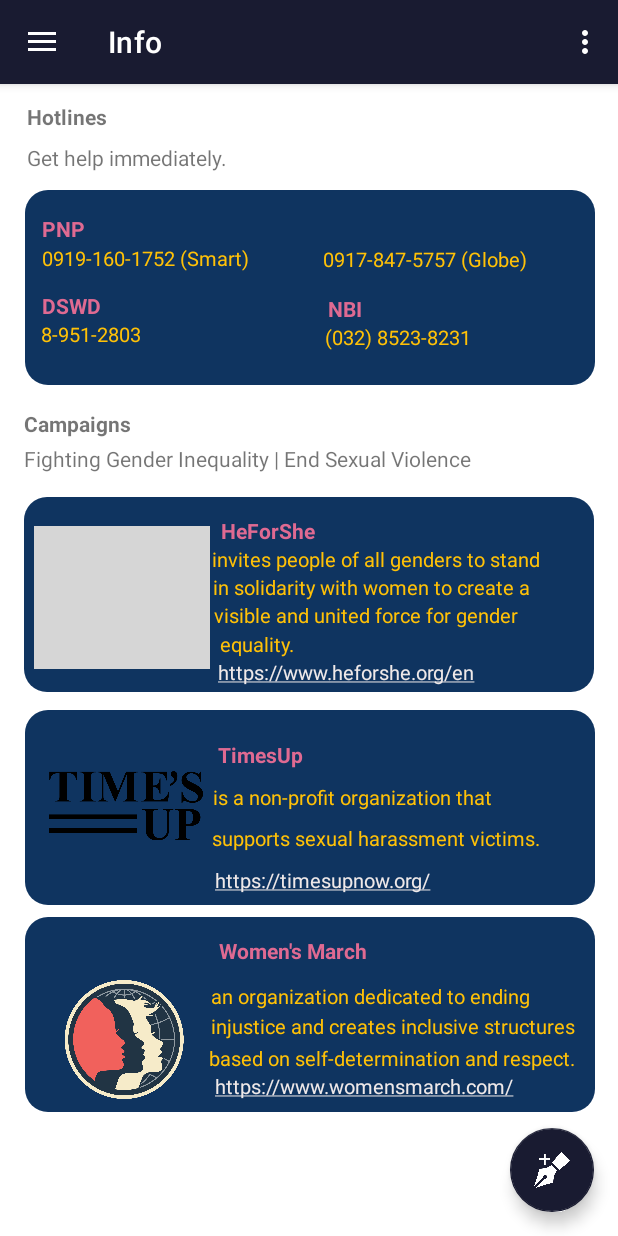
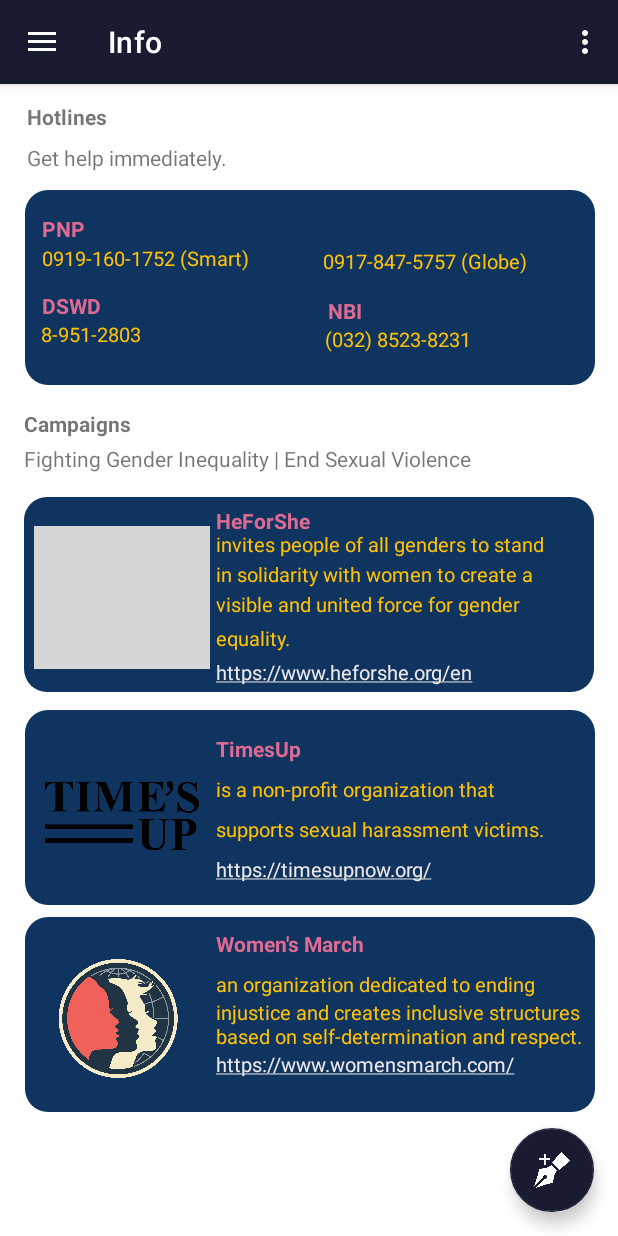
Before and after one commit to rogercnyn/iRespond-Android, an Android app: the InfoFragment screen opened through its navigation route, on a phone screen of 412 x 824 dp. Run offline under Robolectric (Android 15) with nearby library versions, the phone set to English and light mode, and no system bars; our stand-ins replace navigation-ui; grey boxes are pictures that could not be loaded.

Commit message:
fix constraints ulit

```diff
--- a/App/app/src/main/res/layout/fragment_info.xml
+++ b/App/app/src/main/res/layout/fragment_info.xml
@@ -105,10 +105,10 @@
         android:textStyle="bold"
         app:layout_constraintBottom_toBottomOf="parent"
         app:layout_constraintEnd_toEndOf="parent"
-        app:layout_constraintHorizontal_bias="0.422"
+        app:layout_constraintHorizontal_bias="0.413"
         app:layout_constraintStart_toStartOf="parent"
         app:layout_constraintTop_toTopOf="@+id/bg_campaign1"
-        app:layout_constraintVertical_bias="0.027" />
+        app:layout_constraintVertical_bias="0.013" />
 
     <TextView
         android:id="@+id/textView34"
@@ -154,15 +154,13 @@
         android:id="@+id/textView17"
         android:layout_width="wrap_content"
         android:layout_height="wrap_content"
+        android:layout_marginStart="144dp"
+        android:layout_marginTop="16dp"
         android:text="invites people of all genders to stand"
         android:textColor="#FFC107"
         android:textSize="13sp"
-        app:layout_constraintBottom_toBottomOf="parent"
-        app:layout_constraintEnd_toEndOf="parent"
-        app:layout_constraintHorizontal_bias="0.731"
         app:layout_constraintStart_toStartOf="parent"
-        app:layout_constraintTop_toBottomOf="@+id/textView6"
-        app:layout_constraintVertical_bias="0.0" />
+        app:layout_constraintTop_toTopOf="@+id/textView6" />
 
     <TextView
         android:id="@+id/textView35"
@@ -216,200 +214,171 @@
         app:layout_constraintHorizontal_bias="0.781"
         app:layout_constraintStart_toStartOf="parent"
         app:layout_constraintTop_toTopOf="@+id/bg_hotline"
-        app:layout_constraintVertical_bias="0.054" />
+        app:layout_constraintVertical_bias="0.056" />
 
     <TextView
         android:id="@+id/textView21"
         android:layout_width="wrap_content"
         android:layout_height="wrap_content"
+        android:layout_marginStart="144dp"
+        android:layout_marginTop="8dp"
         android:text="is a non-profit organization that"
         android:textColor="#FFC107"
         android:textSize="13sp"
-        app:layout_constraintBottom_toBottomOf="parent"
-        app:layout_constraintEnd_toEndOf="parent"
-        app:layout_constraintHorizontal_bias="0.627"
         app:layout_constraintStart_toStartOf="parent"
-        app:layout_constraintTop_toBottomOf="@+id/textView13"
-        app:layout_constraintVertical_bias="0.031" />
+        app:layout_constraintTop_toBottomOf="@+id/textView13" />
 
     <TextView
         android:id="@+id/textView25"
         android:layout_width="wrap_content"
         android:layout_height="wrap_content"
+        android:layout_marginStart="144dp"
+        android:layout_marginTop="8dp"
         android:text="an organization dedicated to ending"
         android:textColor="#FFC107"
         android:textSize="13sp"
-        app:layout_constraintBottom_toBottomOf="parent"
-        app:layout_constraintEnd_toEndOf="parent"
-        app:layout_constraintHorizontal_bias="0.707"
         app:layout_constraintStart_toStartOf="parent"
-        app:layout_constraintTop_toBottomOf="@+id/textView15"
-        app:layout_constraintVertical_bias="0.072" />
+        app:layout_constraintTop_toBottomOf="@+id/textView15" />
 
     <TextView
         android:id="@+id/textView27"
         android:layout_width="wrap_content"
         android:layout_height="wrap_content"
+        android:layout_marginStart="144dp"
         android:text="injustice and creates inclusive structures"
         android:textColor="#FFC107"
         android:textSize="13sp"
-        app:layout_constraintBottom_toBottomOf="parent"
-        app:layout_constraintEnd_toEndOf="parent"
-        app:layout_constraintHorizontal_bias="0.829"
         app:layout_constraintStart_toStartOf="parent"
-        app:layout_constraintTop_toBottomOf="@+id/textView25"
-        app:layout_constraintVertical_bias="0.01" />
+        app:layout_constraintTop_toBottomOf="@+id/textView25" />
 
     <TextView
         android:id="@+id/textView23"
         android:layout_width="wrap_content"
         android:layout_height="wrap_content"
+        android:layout_marginStart="144dp"
+        android:layout_marginTop="8dp"
         android:text="supports sexual harassment victims."
         android:textColor="#FFC107"
         android:textSize="13sp"
-        app:layout_constraintBottom_toBottomOf="parent"
-        app:layout_constraintEnd_toEndOf="parent"
-        app:layout_constraintHorizontal_bias="0.732"
         app:layout_constraintStart_toStartOf="parent"
-        app:layout_constraintTop_toBottomOf="@+id/textView21"
-        app:layout_constraintVertical_bias="0.033" />
+        app:layout_constraintTop_toBottomOf="@+id/textView21" />
 
     <TextView
         android:id="@+id/textView18"
         android:layout_width="wrap_content"
         android:layout_height="wrap_content"
+        android:layout_marginStart="144dp"
+        android:layout_marginTop="20dp"
         android:text="in solidarity with women to create a"
         android:textColor="#FFC107"
         android:textSize="13sp"
-        app:layout_constraintBottom_toBottomOf="parent"
-        app:layout_constraintEnd_toEndOf="parent"
-        app:layout_constraintHorizontal_bias="0.706"
         app:layout_constraintStart_toStartOf="parent"
-        app:layout_constraintTop_toBottomOf="@+id/textView17"
-        app:layout_constraintVertical_bias="0.0" />
+        app:layout_constraintTop_toTopOf="@+id/textView17" />
 
     <TextView
         android:id="@+id/textView19"
         android:layout_width="wrap_content"
         android:layout_height="wrap_content"
+        android:layout_marginStart="144dp"
+        android:layout_marginTop="20dp"
         android:text="visible and united force for gender"
         android:textColor="#FFC107"
         android:textSize="13sp"
-        app:layout_constraintBottom_toBottomOf="parent"
-        app:layout_constraintEnd_toEndOf="parent"
-        app:layout_constraintHorizontal_bias="0.68"
         app:layout_constraintStart_toStartOf="parent"
-        app:layout_constraintTop_toBottomOf="@+id/textView18"
-        app:layout_constraintVertical_bias="0.0" />
+        app:layout_constraintTop_toTopOf="@+id/textView18" />
 
     <TextView
         android:id="@+id/textView20"
         android:layout_width="wrap_content"
         android:layout_height="wrap_content"
-        android:layout_marginTop="19dp"
+        android:layout_marginStart="144dp"
+        android:layout_marginTop="4dp"
         android:text="equality."
         android:textColor="#FFC107"
         android:textSize="13sp"
-        app:layout_constraintBottom_toBottomOf="parent"
-        app:layout_constraintEnd_toEndOf="parent"
-        app:layout_constraintHorizontal_bias="0.404"
         app:layout_constraintStart_toStartOf="parent"
-        app:layout_constraintTop_toTopOf="@+id/textView19"
-        app:layout_constraintVertical_bias="0.0" />
+        app:layout_constraintTop_toBottomOf="@+id/textView19" />
 
     <TextView
         android:id="@+id/textView33"
         android:layout_width="wrap_content"
         android:layout_height="wrap_content"
-        android:layout_marginTop="21dp"
+        android:layout_marginStart="144dp"
+        android:layout_marginTop="16dp"
         android:text="based on self-determination and respect."
         android:textColor="#FFC107"
         android:textSize="13sp"
-        app:layout_constraintBottom_toBottomOf="parent"
-        app:layout_constraintEnd_toEndOf="parent"
-        app:layout_constraintHorizontal_bias="0.828"
         app:layout_constraintStart_toStartOf="parent"
-        app:layout_constraintTop_toTopOf="@+id/textView27"
-        app:layout_constraintVertical_bias="0.0" />
+        app:layout_constraintTop_toBottomOf="@+id/textView25" />
 
     <TextView
         android:id="@+id/textView22"
         android:layout_width="wrap_content"
         android:layout_height="wrap_content"
+        android:layout_marginStart="144dp"
+        android:layout_marginTop="4dp"
         android:autoLink="web"
         android:text="https://www.heforshe.org/en"
         android:textColor="#FFC107"
         android:textColorHighlight="#F6F2F2"
         android:textColorLink="#EFE9E9"
         android:textSize="13sp"
-        app:layout_constraintBottom_toBottomOf="@+id/textView26"
-        app:layout_constraintEnd_toEndOf="parent"
-        app:layout_constraintHorizontal_bias="0.604"
         app:layout_constraintStart_toStartOf="parent"
-        app:layout_constraintTop_toBottomOf="@+id/textView20"
-        app:layout_constraintVertical_bias="0.0" />
+        app:layout_constraintTop_toBottomOf="@+id/textView20" />
 
     <TextView
         android:id="@+id/textView24"
         android:layout_width="wrap_content"
         android:layout_height="wrap_content"
+        android:layout_marginStart="144dp"
+        android:layout_marginTop="8dp"
         android:autoLink="web"
         android:text="https://timesupnow.org/"
         android:textColor="#FFC107"
         android:textColorHighlight="#F6F2F2"
         android:textColorLink="#EFE9E9"
         android:textSize="13sp"
-        app:layout_constraintBottom_toBottomOf="parent"
-        app:layout_constraintEnd_toEndOf="parent"
-        app:layout_constraintHorizontal_bias="0.535"
         app:layout_constraintStart_toStartOf="parent"
-        app:layout_constraintTop_toBottomOf="@+id/textView23"
-        app:layout_constraintVertical_bias="0.038" />
+        app:layout_constraintTop_toBottomOf="@+id/textView23" />
 
     <TextView
         android:id="@+id/textView26"
         android:layout_width="wrap_content"
         android:layout_height="wrap_content"
+        android:layout_marginStart="144dp"
+        android:layout_marginTop="16dp"
         android:autoLink="web"
         android:text="https://www.womensmarch.com/"
         android:textColor="#FFC107"
         android:textColorHighlight="#F6F2F2"
         android:textColorLink="#EFE9E9"
         android:textSize="13sp"
-        app:layout_constraintBottom_toBottomOf="parent"
-        app:layout_constraintEnd_toEndOf="parent"
-        app:layout_constraintHorizontal_bias="0.675"
         app:layout_constraintStart_toStartOf="parent"
-        app:layout_constraintTop_toBottomOf="@+id/textView33"
-        app:layout_constraintVertical_bias="0.0" />
+        app:layout_constraintTop_toBottomOf="@+id/textView27" />
 
     <TextView
         android:id="@+id/textView13"
         android:layout_width="wrap_content"
         android:layout_height="wrap_content"
+        android:layout_marginStart="144dp"
+        android:layout_marginTop="16dp"
         android:text="TimesUp"
         android:textColor="#DF6A92"
         android:textStyle="bold"
-        app:layout_constraintBottom_toBottomOf="parent"
-        app:layout_constraintEnd_toEndOf="parent"
-        app:layout_constraintHorizontal_bias="0.409"
         app:layout_constraintStart_toStartOf="parent"
-        app:layout_constraintTop_toTopOf="@+id/bg_campaign2"
-        app:layout_constraintVertical_bias="0.061" />
+        app:layout_constraintTop_toTopOf="@+id/bg_campaign2" />
 
     <TextView
         android:id="@+id/textView15"
         android:layout_width="wrap_content"
         android:layout_height="wrap_content"
+        android:layout_marginStart="144dp"
+        android:layout_marginTop="8dp"
         android:text="Women's March"
         android:textColor="#DF6A92"
         android:textStyle="bold"
-        app:layout_constraintBottom_toBottomOf="parent"
-        app:layout_constraintEnd_toEndOf="parent"
-        app:layout_constraintHorizontal_bias="0.466"
         app:layout_constraintStart_toStartOf="parent"
-        app:layout_constraintTop_toTopOf="@+id/bg_campaign3"
-        app:layout_constraintVertical_bias="0.065" />
+        app:layout_constraintTop_toTopOf="@+id/bg_campaign3" />
 
     <ImageView
         android:id="@+id/imageView4"
@@ -428,24 +397,20 @@
         android:id="@+id/imageView6"
         android:layout_width="109dp"
         android:layout_height="79dp"
+        android:layout_marginStart="24dp"
+        android:layout_marginTop="28dp"
         android:src="@drawable/womensmarch"
-        app:layout_constraintBottom_toBottomOf="parent"
-        app:layout_constraintEnd_toEndOf="parent"
-        app:layout_constraintHorizontal_bias="0.092"
         app:layout_constraintStart_toStartOf="parent"
-        app:layout_constraintTop_toTopOf="@+id/bg_campaign3"
-        app:layout_constraintVertical_bias="0.315" />
+        app:layout_constraintTop_toTopOf="@+id/bg_campaign3" />
 
     <ImageView
         android:id="@+id/imageView7"
         android:layout_width="106dp"
         android:layout_height="107dp"
+        android:layout_marginStart="28dp"
+        android:layout_marginTop="16dp"
         android:src="@drawable/timesup"
-        app:layout_constraintBottom_toBottomOf="parent"
-        app:layout_constraintEnd_toEndOf="parent"
-        app:layout_constraintHorizontal_bias="0.101"
         app:layout_constraintStart_toStartOf="parent"
-        app:layout_constraintTop_toTopOf="@+id/bg_campaign2"
-        app:layout_constraintVertical_bias="0.038" />
+        app:layout_constraintTop_toTopOf="@+id/bg_campaign2" />
 
 </androidx.constraintlayout.widget.ConstraintLayout>
```
